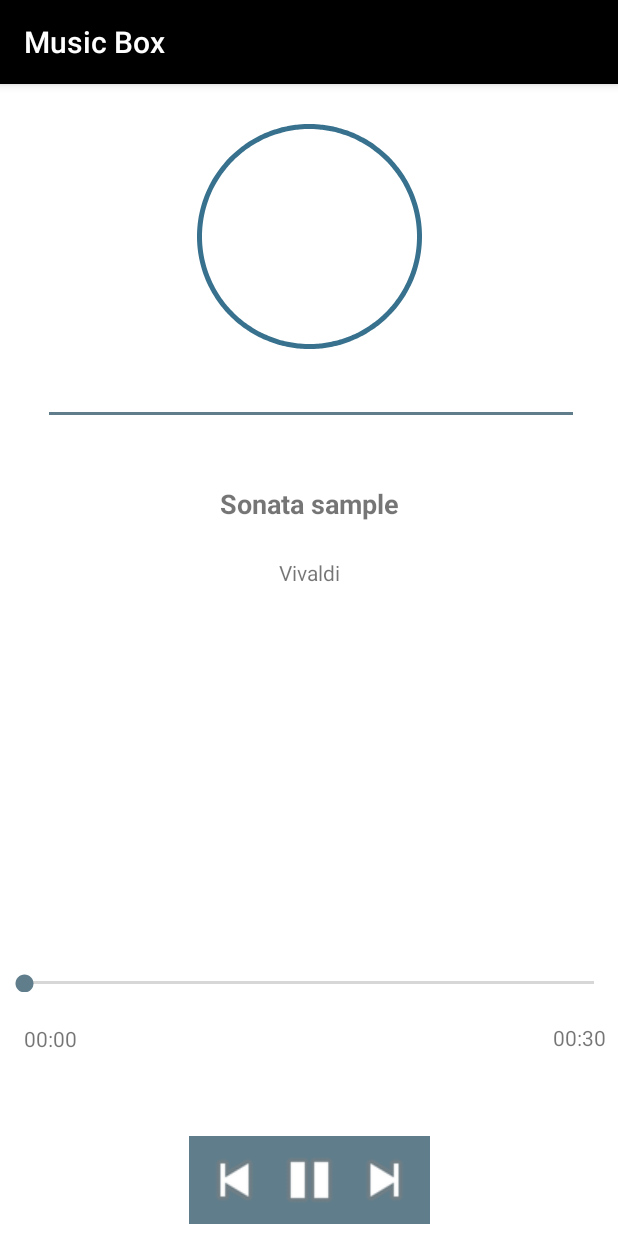
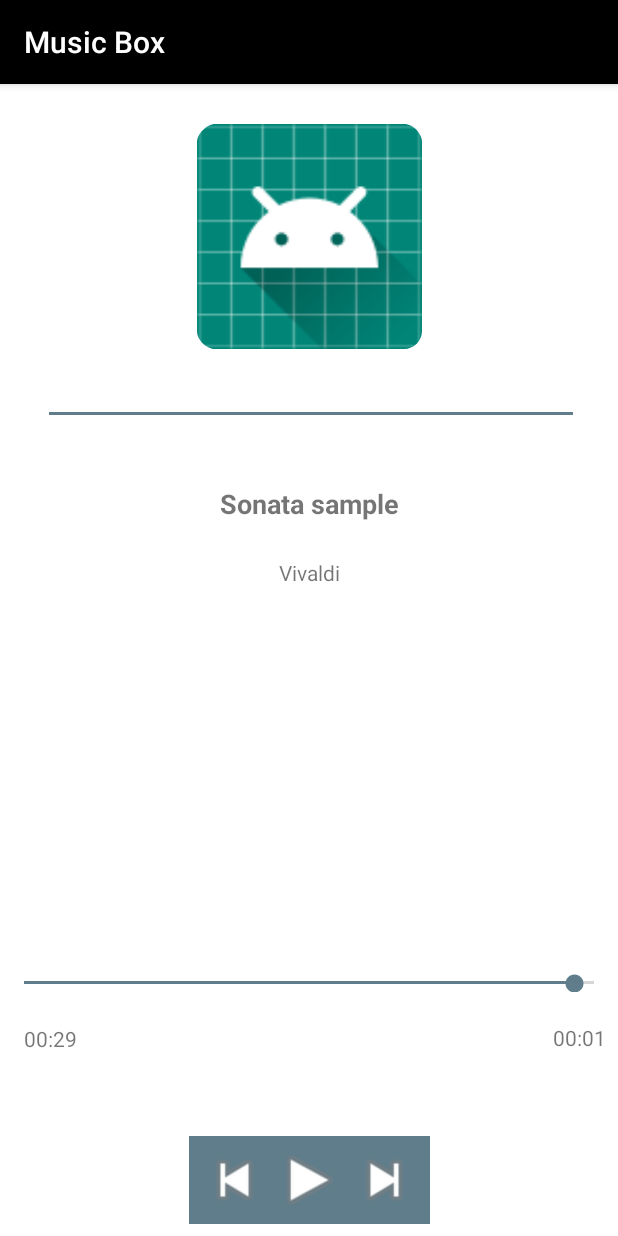
Before and after one commit to irinavla/androiD-MEDIA-PLAYER, an Android app: the screen it shows after launch (MainActivity), after a tap on an icon or button, on a phone screen of 412 x 824 dp. Run offline under Robolectric (Android 15) with nearby library versions, the phone set to English and light mode, and no system bars; 2 other taps on this screen came first.

Commit message:
player final

```diff
--- a/app/src/main/java/com/vls/irinav/androidmediaplayer/MainActivity.java
+++ b/app/src/main/java/com/vls/irinav/androidmediaplayer/MainActivity.java
@@ -21,6 +21,7 @@ public class MainActivity extends AppCompatActivity implements View.OnClickListe
     private ImageView artistImage;
     private TextView artistName, songName, timeLeft, timeRight;
     private Button prevButton, playButton, nextButton;
+    private Thread thread;
 
 
     @Override
@@ -39,6 +40,8 @@ public class MainActivity extends AppCompatActivity implements View.OnClickListe
                     mediaPlayer.seekTo(progress);
                     updateSeekbar();
                 }
+
+                updateSeekbar();
 
             }
 
@@ -79,7 +82,7 @@ public class MainActivity extends AppCompatActivity implements View.OnClickListe
     public void onClick(View v) {
         switch (v.getId()) {
             case R.id.prevButton:
-
+                backMusic();
                 break;
 
             case R.id.playButton:
@@ -91,7 +94,7 @@ public class MainActivity extends AppCompatActivity implements View.OnClickListe
                 break;
 
             case R.id.nextButton:
-
+                nextMusic();
                 break;
         }
     }
@@ -106,8 +109,8 @@ public class MainActivity extends AppCompatActivity implements View.OnClickListe
     public void startMusic() {
         if (mediaPlayer != null) {
             mediaPlayer.start();
+            updateThread();
             playButton.setBackgroundResource(android.R.drawable.ic_media_pause);
-            updateSeekbar();
 
         }
     }
@@ -123,4 +126,65 @@ public class MainActivity extends AppCompatActivity implements View.OnClickListe
             timeRight.setText(dateFormat.format(new Date(duration)));
         }
     }
+
+    public void updateThread() {
+        thread = new Thread() {
+            @Override
+            public void run() {
+                try {
+
+                    while ( mediaPlayer != null && mediaPlayer.isPlaying() ) {
+                        Thread.sleep(50);
+                        runOnUiThread(new Runnable() {
+                            @Override
+                            public void run() {
+                                int newPosition = mediaPlayer.getCurrentPosition();
+                                int newMax = mediaPlayer.getDuration();
+
+                                mSeekbar.setMax(newMax);
+                                mSeekbar.setProgress(newPosition);
+
+                                // update the text
+                                timeLeft.setText(String.valueOf( new SimpleDateFormat("mm:ss").format( new Date( mediaPlayer.getCurrentPosition()))));
+                                timeRight.setText( String.valueOf(
+                                        new SimpleDateFormat("mm:ss").format( new Date (mediaPlayer.getDuration() - mediaPlayer.getCurrentPosition()) )
+                                ));
+                            }
+                        });
+                    }
+
+                } catch ( InterruptedException e ) {
+                    e.printStackTrace();
+                }
+            }
+        };
+        thread.start();
+    }
+
+    public void backMusic() {
+        if (mediaPlayer.isPlaying()) {
+            mediaPlayer.seekTo(0);
+            pauseMusic();
+        }
+    }
+
+    public void nextMusic() {
+        if (mediaPlayer.isPlaying()) {
+            mediaPlayer.seekTo(mediaPlayer.getDuration() - 1000);
+            pauseMusic();
+        }
+    }
+
+    @Override
+    protected void onDestroy() {
+        if (mediaPlayer != null && mediaPlayer.isPlaying()) {
+            mediaPlayer.stop();
+            mediaPlayer.release();
+            mediaPlayer = null;
+        }
+
+        thread.interrupt();
+        thread = null;
+        super.onDestroy();
+    }
 }
--- a/app/src/main/res/drawable/oval.xml
+++ b/app/src/main/res/drawable/oval.xml
@@ -6,5 +6,5 @@
         android:width="3dp"
         android:color="@color/accentDarker"
         />
-
+    <corners android:radius="10dp"/>
 </shape>
--- a/app/src/main/res/layout/activity_main.xml
+++ b/app/src/main/res/layout/activity_main.xml
@@ -62,14 +62,15 @@
         android:layout_marginEnd="8dp"
         android:layout_marginRight="8dp"
         android:layout_marginBottom="8dp"
-        android:adjustViewBounds="false"
-        android:cropToPadding="false"
+        android:adjustViewBounds="true"
+        android:background="@drawable/oval"
+        android:cropToPadding="true"
+        android:src="@mipmap/ic_launcher_round"
         app:layout_constraintBottom_toTopOf="@+id/mSeekBar"
         app:layout_constraintEnd_toEndOf="parent"
         app:layout_constraintStart_toStartOf="parent"
         app:layout_constraintTop_toTopOf="parent"
-        app:layout_constraintVertical_bias="0.043"
-        app:srcCompat="@drawable/oval" />
+        app:layout_constraintVertical_bias="0.043" />
 
     <ImageView
         android:id="@+id/imageView2"
```
Also changed, not shown: app/src/main/res/drawable/violin.png (added), app/src/main/res/drawable/violin_new.png (added), app/src/main/res/mipmap-xxxhdpi/violin_new.png (added).
